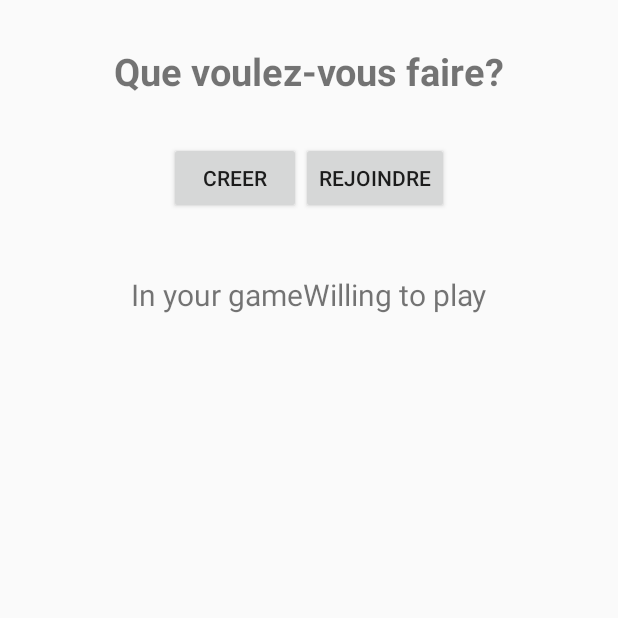
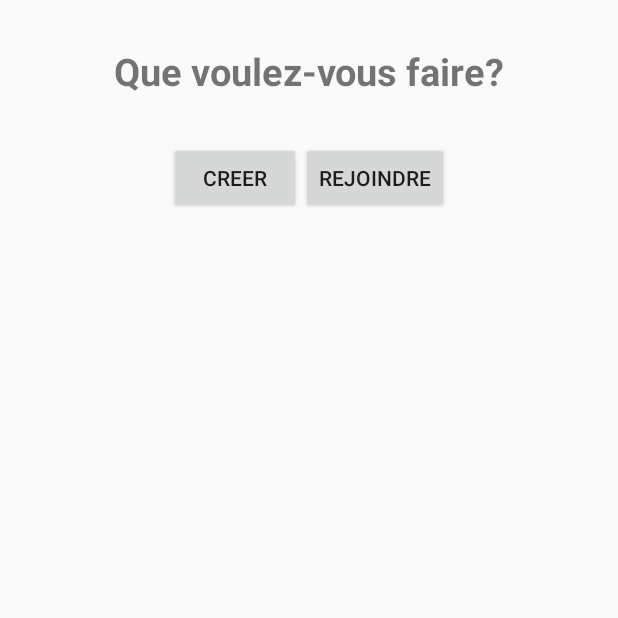
Before and after one commit to francisbr/Loup-Garou, an Android app: the screen it shows after launch (MainActivity), after a tap on "CONTINUER", on a phone screen of 412 x 824 dp, the top half of it. Run offline under Robolectric (Android 15) with nearby library versions, the phone set to English and light mode, and no system bars; 2 statements that could not run were skipped.

Commit message:
Update fragment_starting_game.xml

```diff
--- a/app/src/main/res/layout/fragment_starting_game.xml
+++ b/app/src/main/res/layout/fragment_starting_game.xml
@@ -40,10 +40,13 @@
     </LinearLayout>
 
     <LinearLayout
-        android:layout_width="wrap_content"
+        android:layout_width="match_parent"
         android:layout_height="wrap_content"
         android:layout_gravity="center_horizontal"
-        android:layout_marginTop="20dp">
+        android:layout_marginTop="20dp"
+        android:weightSum="2"
+        android:visibility="gone"
+        android:id="@+id/layoutInAndWishTitle">
 
         <TextView
             android:layout_width="0dp"
@@ -64,7 +67,9 @@
         android:layout_height="match_parent"
         android:layout_margin="5dp"
         android:gravity="center_horizontal"
-        android:weightSum="2">
+        android:weightSum="2"
+        android:visibility="gone"
+        android:id="@+id/layoutInAndWishList">
 
         <ListView
             android:layout_width="0dp"
```
